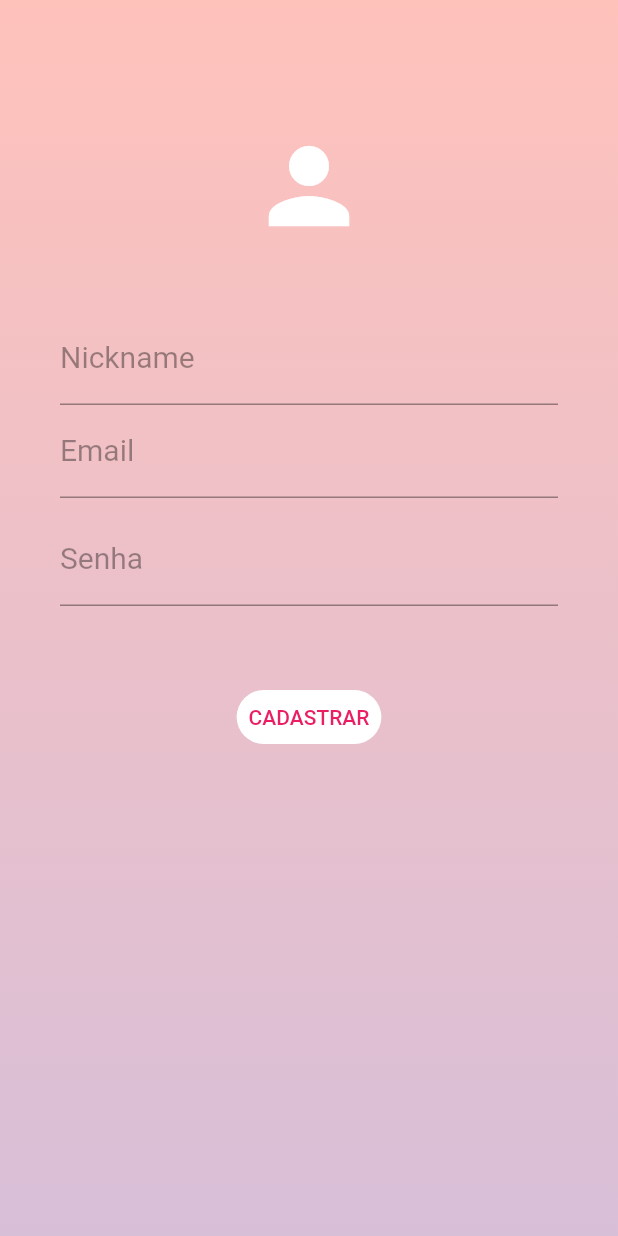
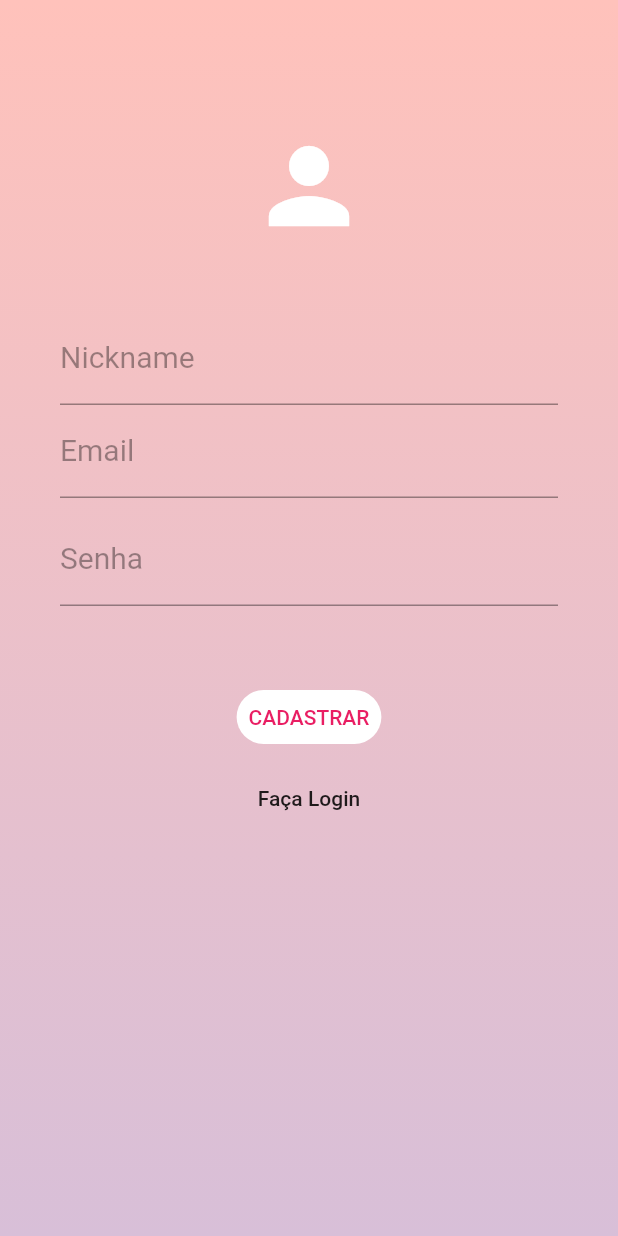
Before and after one commit to NanyDesu/ArtStreets, a Flutter app: the screen it shows after launch, after a tap on "Cadastre-se", on a phone screen of 412 x 824 dp. Run offline on Flutter 3.47's test engine with Material 2 defaults, Android fonts, the phone set to English and light mode, and no system bars.

Commit message:
link para login adicionado

```diff
--- a/artstreet/lib/pages/singup.dart
+++ b/artstreet/lib/pages/singup.dart
@@ -1,6 +1,8 @@
 import 'package:artstreet/components/form/button.dart';
 import 'package:artstreet/components/form/input.dart';
 import 'package:flutter/material.dart';
+
+import 'login.dart';
 
 class SignUp extends StatelessWidget {
   @override
@@ -86,6 +88,25 @@ class SignUp extends StatelessWidget {
 
           },
         ),
+         SizedBox(
+          height: 10,
+        ),
+        Container(
+          height: 40,
+          alignment: Alignment.center,
+          child: FlatButton(
+            child: Text(
+              "Faça Login"
+            ),
+            onPressed: ()=>{
+               Navigator.push(
+              context,
+              MaterialPageRoute(builder: (context) =>LoginPage()),
+            ),
+            },
+          ),
+
+        ),
       ],
     );
   }
```
